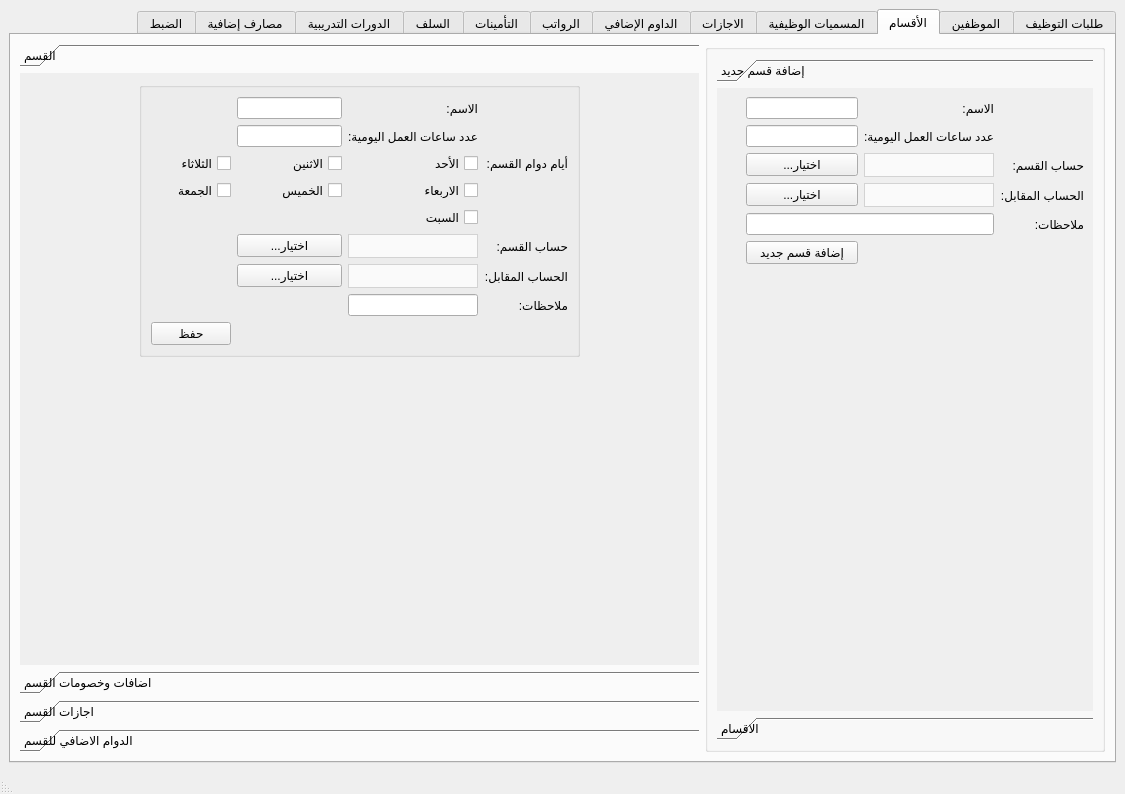
Old version of the form Ui_HR.ui in the repository rabee361/E-commerce2.
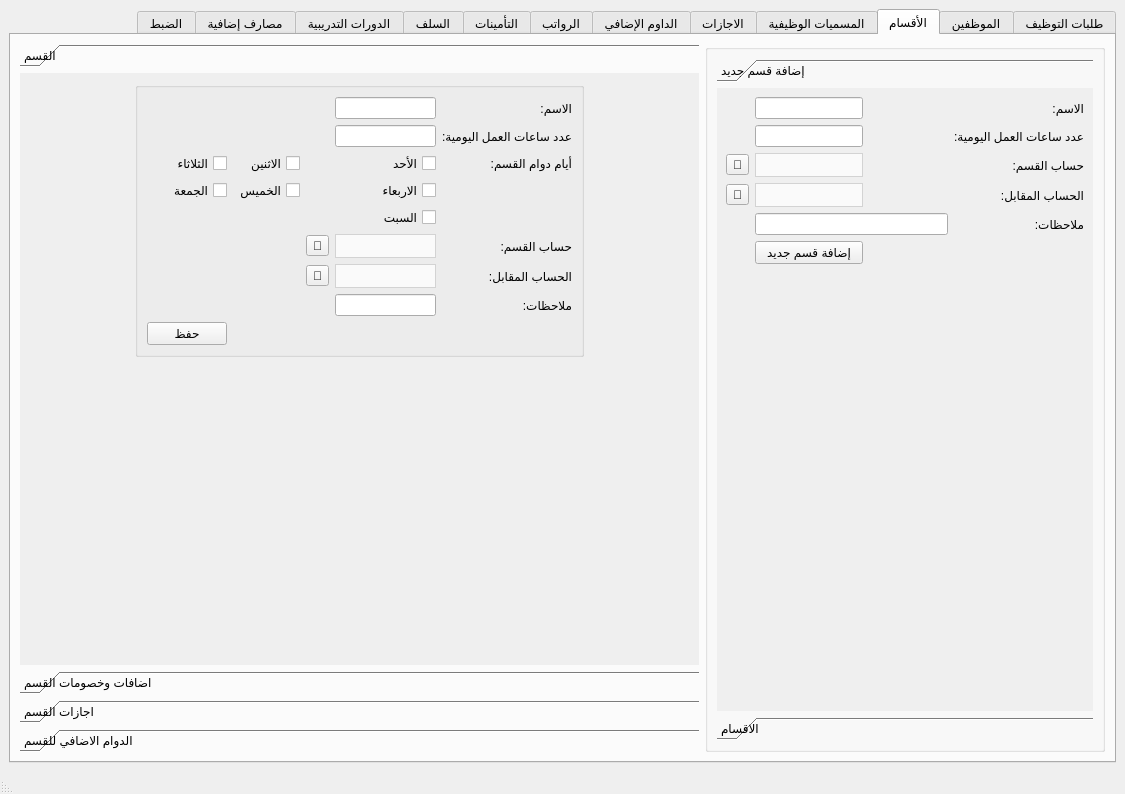
New version of the form. The open tabs and pages were chosen to show the change. Icons and pictures are not drawn.

```diff
--- a/Ui_HR.ui
+++ b/Ui_HR.ui
@@ -31,7 +31,7 @@
   </property>
   <widget class="QWidget" name="centralwidget">
    <layout class="QGridLayout" name="gridLayout">
-    <item row="0" column="0">
+    <item row="0" column="1">
      <widget class="QTabWidget" name="tabWidget">
       <property name="enabled">
        <bool>true</bool>
@@ -1841,96 +1841,17 @@
              <widget class="QWidget" name="page_5">
               <property name="geometry">
                <rect>
-                <x>-259</x>
+                <x>0</x>
                 <y>0</y>
-                <width>342</width>
-                <height>182</height>
+                <width>380</width>
+                <height>617</height>
                </rect>
               </property>
               <attribute name="label">
                <string>إضافة قسم جديد</string>
               </attribute>
               <layout class="QGridLayout" name="gridLayout_26">
-               <item row="9" column="1" colspan="2">
-                <widget class="QLineEdit" name="new_departments_notes_input">
-                 <property name="sizePolicy">
-                  <sizepolicy hsizetype="Preferred" vsizetype="Preferred">
-                   <horstretch>0</horstretch>
-                   <verstretch>0</verstretch>
-                  </sizepolicy>
-                 </property>
-                 <property name="minimumSize">
-                  <size>
-                   <width>0</width>
-                   <height>0</height>
-                  </size>
-                 </property>
-                 <property name="styleSheet">
-                  <string notr="true"/>
-                 </property>
-                </widget>
-               </item>
-               <item row="6" column="1">
-                <widget class="QComboBox" name="new_departments_account_combobox">
-                 <property name="styleSheet">
-                  <string notr="true">QComboBox {
-        background-color: #fafafa;
-        border: 1px solid lightgrey;		
-		height: 22px;
-		color: black;
-    }
-    QComboBox::drop-down {
-        border: none;
-    }</string>
-                 </property>
-                </widget>
-               </item>
-               <item row="0" column="2">
-                <widget class="QLineEdit" name="new_departments_name_input">
-                 <property name="sizePolicy">
-                  <sizepolicy hsizetype="Preferred" vsizetype="Preferred">
-                   <horstretch>0</horstretch>
-                   <verstretch>0</verstretch>
-                  </sizepolicy>
-                 </property>
-                 <property name="minimumSize">
-                  <size>
-                   <width>0</width>
-                   <height>0</height>
-                  </size>
-                 </property>
-                 <property name="styleSheet">
-                  <string notr="true"/>
-                 </property>
-                </widget>
-               </item>
-               <item row="2" column="1">
-                <widget class="QLabel" name="employment_request_name_label_17">
-                 <property name="sizePolicy">
-                  <sizepolicy hsizetype="Fixed" vsizetype="Preferred">
-                   <horstretch>0</horstretch>
-                   <verstretch>0</verstretch>
-                  </sizepolicy>
-                 </property>
-                 <property name="text">
-                  <string>عدد ساعات العمل اليومية:</string>
-                 </property>
-                </widget>
-               </item>
-               <item row="8" column="0">
-                <widget class="QLabel" name="employment_request_name_label_13">
-                 <property name="sizePolicy">
-                  <sizepolicy hsizetype="Fixed" vsizetype="Preferred">
-                   <horstretch>0</horstretch>
-                   <verstretch>0</verstretch>
-                  </sizepolicy>
-                 </property>
-                 <property name="text">
-                  <string>الحساب المقابل:</string>
-                 </property>
-                </widget>
-               </item>
-               <item row="11" column="1" colspan="2">
+               <item row="11" column="1" colspan="3">
                 <spacer name="verticalSpacer_7">
                  <property name="orientation">
                   <enum>Qt::Vertical</enum>
@@ -1943,40 +1864,7 @@
                  </property>
                 </spacer>
                </item>
-               <item row="6" column="2">
-                <widget class="QPushButton" name="select_new_departments_account_btn">
-                 <property name="text">
-                  <string>...اختيار</string>
-                 </property>
-                </widget>
-               </item>
-               <item row="6" column="0">
-                <widget class="QLabel" name="employment_request_name_label_11">
-                 <property name="sizePolicy">
-                  <sizepolicy hsizetype="Fixed" vsizetype="Preferred">
-                   <horstretch>0</horstretch>
-                   <verstretch>0</verstretch>
-                  </sizepolicy>
-                 </property>
-                 <property name="text">
-                  <string>حساب القسم:</string>
-                 </property>
-                </widget>
-               </item>
-               <item row="0" column="1">
-                <widget class="QLabel" name="employment_request_name_label_3">
-                 <property name="sizePolicy">
-                  <sizepolicy hsizetype="Fixed" vsizetype="Preferred">
-                   <horstretch>0</horstretch>
-                   <verstretch>0</verstretch>
-                  </sizepolicy>
-                 </property>
-                 <property name="text">
-                  <string>الاسم:</string>
-                 </property>
-                </widget>
-               </item>
-               <item row="11" column="3">
+               <item row="11" column="4">
                 <spacer name="verticalSpacer_8">
                  <property name="orientation">
                   <enum>Qt::Vertical</enum>
@@ -1989,8 +1877,21 @@
                  </property>
                 </spacer>
                </item>
-               <item row="2" column="2">
-                <widget class="QLineEdit" name="new_departments_day_hours_input">
+               <item row="2" column="0">
+                <widget class="QLabel" name="employment_request_name_label_17">
+                 <property name="sizePolicy">
+                  <sizepolicy hsizetype="Fixed" vsizetype="Preferred">
+                   <horstretch>0</horstretch>
+                   <verstretch>0</verstretch>
+                  </sizepolicy>
+                 </property>
+                 <property name="text">
+                  <string>عدد ساعات العمل اليومية:</string>
+                 </property>
+                </widget>
+               </item>
+               <item row="9" column="1" colspan="3">
+                <widget class="QLineEdit" name="new_departments_notes_input">
                  <property name="sizePolicy">
                   <sizepolicy hsizetype="Preferred" vsizetype="Preferred">
                    <horstretch>0</horstretch>
@@ -2008,42 +1909,7 @@
                  </property>
                 </widget>
                </item>
-               <item row="8" column="2">
-                <widget class="QPushButton" name="select_new_departments_opposite_account_btn">
-                 <property name="text">
-                  <string>...اختيار</string>
-                 </property>
-                </widget>
-               </item>
-               <item row="8" column="1">
-                <widget class="QComboBox" name="new_departments_opposite_account_combobox">
-                 <property name="styleSheet">
-                  <string notr="true">QComboBox {
-        background-color: #fafafa;
-        border: 1px solid lightgrey;		
-		height: 22px;
-		color: black;
-    }
-    QComboBox::drop-down {
-        border: none;
-    }</string>
-                 </property>
-                </widget>
-               </item>
-               <item row="9" column="0">
-                <widget class="QLabel" name="employment_request_name_label_4">
-                 <property name="sizePolicy">
-                  <sizepolicy hsizetype="Fixed" vsizetype="Preferred">
-                   <horstretch>0</horstretch>
-                   <verstretch>0</verstretch>
-                  </sizepolicy>
-                 </property>
-                 <property name="text">
-                  <string>ملاحظات:</string>
-                 </property>
-                </widget>
-               </item>
-               <item row="10" column="2">
+               <item row="10" column="3">
                 <widget class="QPushButton" name="add_department_btn">
                  <property name="styleSheet">
                   <string notr="true"/>
@@ -2053,6 +1919,140 @@
                  </property>
                 </widget>
                </item>
+               <item row="6" column="0">
+                <widget class="QLabel" name="employment_request_name_label_11">
+                 <property name="sizePolicy">
+                  <sizepolicy hsizetype="Fixed" vsizetype="Preferred">
+                   <horstretch>0</horstretch>
+                   <verstretch>0</verstretch>
+                  </sizepolicy>
+                 </property>
+                 <property name="text">
+                  <string>حساب القسم:</string>
+                 </property>
+                </widget>
+               </item>
+               <item row="8" column="0">
+                <widget class="QLabel" name="employment_request_name_label_13">
+                 <property name="sizePolicy">
+                  <sizepolicy hsizetype="Fixed" vsizetype="Preferred">
+                   <horstretch>0</horstretch>
+                   <verstretch>0</verstretch>
+                  </sizepolicy>
+                 </property>
+                 <property name="text">
+                  <string>الحساب المقابل:</string>
+                 </property>
+                </widget>
+               </item>
+               <item row="9" column="0">
+                <widget class="QLabel" name="employment_request_name_label_4">
+                 <property name="sizePolicy">
+                  <sizepolicy hsizetype="Fixed" vsizetype="Preferred">
+                   <horstretch>0</horstretch>
+                   <verstretch>0</verstretch>
+                  </sizepolicy>
+                 </property>
+                 <property name="text">
+                  <string>ملاحظات:</string>
+                 </property>
+                </widget>
+               </item>
+               <item row="2" column="3">
+                <widget class="QLineEdit" name="new_departments_day_hours_input">
+                 <property name="sizePolicy">
+                  <sizepolicy hsizetype="Preferred" vsizetype="Preferred">
+                   <horstretch>0</horstretch>
+                   <verstretch>0</verstretch>
+                  </sizepolicy>
+                 </property>
+                 <property name="minimumSize">
+                  <size>
+                   <width>0</width>
+                   <height>0</height>
+                  </size>
+                 </property>
+                 <property name="styleSheet">
+                  <string notr="true"/>
+                 </property>
+                </widget>
+               </item>
+               <item row="0" column="0">
+                <widget class="QLabel" name="employment_request_name_label_3">
+                 <property name="sizePolicy">
+                  <sizepolicy hsizetype="Fixed" vsizetype="Preferred">
+                   <horstretch>0</horstretch>
+                   <verstretch>0</verstretch>
+                  </sizepolicy>
+                 </property>
+                 <property name="text">
+                  <string>الاسم:</string>
+                 </property>
+                </widget>
+               </item>
+               <item row="0" column="3">
+                <widget class="QLineEdit" name="new_departments_name_input">
+                 <property name="sizePolicy">
+                  <sizepolicy hsizetype="Preferred" vsizetype="Preferred">
+                   <horstretch>0</horstretch>
+                   <verstretch>0</verstretch>
+                  </sizepolicy>
+                 </property>
+                 <property name="minimumSize">
+                  <size>
+                   <width>0</width>
+                   <height>0</height>
+                  </size>
+                 </property>
+                 <property name="styleSheet">
+                  <string notr="true"/>
+                 </property>
+                </widget>
+               </item>
+               <item row="8" column="4">
+                <widget class="QToolButton" name="select_new_departments_opposite_account_btn">
+                 <property name="text">
+                  <string>🔎</string>
+                 </property>
+                </widget>
+               </item>
+               <item row="6" column="4">
+                <widget class="QToolButton" name="select_new_departments_account_btn">
+                 <property name="text">
+                  <string>🔎</string>
+                 </property>
+                </widget>
+               </item>
+               <item row="6" column="3">
+                <widget class="QComboBox" name="new_departments_account_combobox">
+                 <property name="styleSheet">
+                  <string notr="true">QComboBox {
+        background-color: #fafafa;
+        border: 1px solid lightgrey;		
+		height: 22px;
+		color: black;
+    }
+    QComboBox::drop-down {
+        border: none;
+    }</string>
+                 </property>
+                </widget>
+               </item>
+               <item row="8" column="3">
+                <widget class="QComboBox" name="new_departments_opposite_account_combobox">
+                 <property name="styleSheet">
+                  <string notr="true">QComboBox {
+        background-color: #fafafa;
+        border: 1px solid lightgrey;		
+		height: 22px;
+		color: black;
+    }
+    QComboBox::drop-down {
+        border: none;
+    }</string>
+                 </property>
+                </widget>
+               </item>
               </layout>
              </widget>
              <widget class="QWidget" name="page_6">
@@ -2150,10 +2150,10 @@
           <widget class="QWidget" name="page_10">
            <property name="geometry">
             <rect>
-             <x>0</x>
+             <x>-232</x>
              <y>0</y>
-             <width>677</width>
-             <height>583</height>
+             <width>330</width>
+             <height>274</height>
             </rect>
            </property>
            <attribute name="label">
@@ -2186,7 +2186,20 @@
               </property>
              </spacer>
             </item>
-            <item row="1" column="1">
+            <item row="0" column="2">
+             <spacer name="horizontalSpacer_23">
+              <property name="orientation">
+               <enum>Qt::Horizontal</enum>
+              </property>
+              <property name="sizeHint" stdset="0">
+               <size>
+                <width>112</width>
+                <height>20</height>
+               </size>
+              </property>
+             </spacer>
+            </item>
+            <item row="2" column="1">
              <spacer name="verticalSpacer_6">
               <property name="orientation">
                <enum>Qt::Vertical</enum>
@@ -2226,40 +2239,28 @@
                <string/>
               </property>
               <layout class="QGridLayout" name="gridLayout_31">
-               <item row="6" column="3">
+               <item row="6" column="4">
                 <widget class="QCheckBox" name="departments_work_day_friday_checkbox">
                  <property name="text">
                   <string>الجمعة</string>
                  </property>
                 </widget>
                </item>
-               <item row="4" column="1">
-                <widget class="QCheckBox" name="departments_work_day_sunday_checkbox">
+               <item row="4" column="3">
+                <widget class="QCheckBox" name="departments_work_day_monday_checkbox">
                  <property name="text">
-                  <string>الأحد</string>
+                  <string>الاثنين</string>
                  </property>
                 </widget>
                </item>
-               <item row="12" column="1">
-                <widget class="QLineEdit" name="departments_notes_input">
-                 <property name="sizePolicy">
-                  <sizepolicy hsizetype="Preferred" vsizetype="Fixed">
-                   <horstretch>0</horstretch>
-                   <verstretch>0</verstretch>
-                  </sizepolicy>
+               <item row="8" column="1" colspan="4">
+                <widget class="QCheckBox" name="departments_work_day_saturday_checkbox">
+                 <property name="text">
+                  <string>السبت</string>
                  </property>
-                 <property name="minimumSize">
-                  <size>
-                   <width>0</width>
-                   <height>0</height>
-                  </size>
-                 </property>
-                 <property name="styleSheet">
-                  <string notr="true"/>
-                 </property>
                 </widget>
                </item>
-               <item row="12" column="0">
+               <item row="13" column="0">
                 <widget class="QLabel" name="employment_request_name_label_9">
                  <property name="sizePolicy">
                   <sizepolicy hsizetype="Fixed" vsizetype="Preferred">
@@ -2272,7 +2273,7 @@
                  </property>
                 </widget>
                </item>
-               <item row="10" column="0">
+               <item row="11" column="0">
                 <widget class="QLabel" name="employment_request_name_label_25">
                  <property name="sizePolicy">
                   <sizepolicy hsizetype="Fixed" vsizetype="Preferred">
@@ -2285,60 +2286,6 @@
                  </property>
                 </widget>
                </item>
-               <item row="9" column="0">
-                <widget class="QLabel" name="employment_request_name_label_19">
-                 <property name="sizePolicy">
-                  <sizepolicy hsizetype="Fixed" vsizetype="Preferred">
-                   <horstretch>0</horstretch>
-                   <verstretch>0</verstretch>
-                  </sizepolicy>
-                 </property>
-                 <property name="text">
-                  <string>حساب القسم:</string>
-                 </property>
-                </widget>
-               </item>
-               <item row="0" column="2">
-                <widget class="QLineEdit" name="departments_name_input">
-                 <property name="sizePolicy">
-                  <sizepolicy hsizetype="Preferred" vsizetype="Fixed">
-                   <horstretch>0</horstretch>
-                   <verstretch>0</verstretch>
-                  </sizepolicy>
-                 </property>
-                 <property name="minimumSize">
-                  <size>
-                   <width>0</width>
-                   <height>0</height>
-                  </size>
-                 </property>
-                 <property name="styleSheet">
-                  <string notr="true"/>
-                 </property>
-                </widget>
-               </item>
-               <item row="10" column="1">
-                <widget class="QComboBox" name="departments_opposite_account_combobox">
-                 <property name="styleSheet">
-                  <string notr="true">QComboBox {
-        background-color: #fafafa;
-        border: 1px solid lightgrey;		
-		height: 22px;
-		color: black;
-    }
-    QComboBox::drop-down {
-        border: none;
-    }</string>
-                 </property>
-                </widget>
-               </item>
-               <item row="4" column="2">
-                <widget class="QCheckBox" name="departments_work_day_monday_checkbox">
-                 <property name="text">
-                  <string>الاثنين</string>
-                 </property>
-                </widget>
-               </item>
                <item row="4" column="0">
                 <widget class="QLabel" name="label_89">
                  <property name="text">
@@ -2346,81 +2293,6 @@
                  </property>
                 </widget>
                </item>
-               <item row="9" column="1">
-                <widget class="QComboBox" name="departments_account_combobox">
-                 <property name="styleSheet">
-                  <string notr="true">QComboBox {
-        background-color: #fafafa;
-        border: 1px solid lightgrey;		
-		height: 22px;
-		color: black;
-    }
-    QComboBox::drop-down {
-        border: none;
-    }</string>
-                 </property>
-                </widget>
-               </item>
-               <item row="8" column="1" colspan="3">
-                <widget class="QCheckBox" name="departments_work_day_saturday_checkbox">
-                 <property name="text">
-                  <string>السبت</string>
-                 </property>
-                </widget>
-               </item>
-               <item row="4" column="3">
-                <widget class="QCheckBox" name="departments_work_day_tuesday_checkbox">
-                 <property name="text">
-                  <string>الثلاثاء</string>
-                 </property>
-                </widget>
-               </item>
-               <item row="10" column="2">
-                <widget class="QPushButton" name="select_departments_opposite_account_btn">
-                 <property name="text">
-                  <string>...اختيار</string>
-                 </property>
-                </widget>
-               </item>
-               <item row="2" column="2">
-                <widget class="QLineEdit" name="departments_day_hours_input">
-                 <property name="sizePolicy">
-                  <sizepolicy hsizetype="Preferred" vsizetype="Fixed">
-                   <horstretch>0</horstretch>
-                   <verstretch>0</verstretch>
-                  </sizepolicy>
-                 </property>
-                 <property name="minimumSize">
-                  <size>
-                   <width>0</width>
-                   <height>0</height>
-                  </size>
-                 </property>
-                 <property name="styleSheet">
-                  <string notr="true"/>
-                 </property>
-                </widget>
-               </item>
-               <item row="9" column="2">
-                <widget class="QPushButton" name="select_departments_account_btn">
-                 <property name="text">
-                  <string>...اختيار</string>
-                 </property>
-                </widget>
-               </item>
-               <item row="2" column="1">
-                <widget class="QLabel" name="employment_request_name_label_16">
-                 <property name="sizePolicy">
-                  <sizepolicy hsizetype="Fixed" vsizetype="Preferred">
-                   <horstretch>0</horstretch>
-                   <verstretch>0</verstretch>
-                  </sizepolicy>
-                 </property>
-                 <property name="text">
-                  <string>عدد ساعات العمل اليومية:</string>
-                 </property>
-                </widget>
-               </item>
                <item row="6" column="1">
                 <widget class="QCheckBox" name="departments_work_day_wednesday_checkbox">
                  <property name="text">
@@ -2428,24 +2300,104 @@
                  </property>
                 </widget>
                </item>
-               <item row="13" column="3">
-                <widget class="QPushButton" name="department_save_btn">
+               <item row="11" column="1">
+                <widget class="QComboBox" name="departments_opposite_account_combobox">
+                 <property name="styleSheet">
+                  <string notr="true">QComboBox {
+        background-color: #fafafa;
+        border: 1px solid lightgrey;		
+		height: 22px;
+		color: black;
+    }
+    QComboBox::drop-down {
+        border: none;
+    }</string>
+                 </property>
+                </widget>
+               </item>
+               <item row="4" column="1">
+                <widget class="QCheckBox" name="departments_work_day_sunday_checkbox">
+                 <property name="text">
+                  <string>الأحد</string>
+                 </property>
+                </widget>
+               </item>
+               <item row="13" column="1">
+                <widget class="QLineEdit" name="departments_notes_input">
+                 <property name="sizePolicy">
+                  <sizepolicy hsizetype="Preferred" vsizetype="Fixed">
+                   <horstretch>0</horstretch>
+                   <verstretch>0</verstretch>
+                  </sizepolicy>
+                 </property>
+                 <property name="minimumSize">
+                  <size>
+                   <width>0</width>
+                   <height>0</height>
+                  </size>
+                 </property>
                  <property name="styleSheet">
                   <string notr="true"/>
                  </property>
+                </widget>
+               </item>
+               <item row="4" column="4">
+                <widget class="QCheckBox" name="departments_work_day_tuesday_checkbox">
                  <property name="text">
-                  <string>حفظ</string>
+                  <string>الثلاثاء</string>
                  </property>
                 </widget>
                </item>
-               <item row="6" column="2">
+               <item row="10" column="1">
+                <widget class="QComboBox" name="departments_account_combobox">
+                 <property name="styleSheet">
+                  <string notr="true">QComboBox {
+        background-color: #fafafa;
+        border: 1px solid lightgrey;		
+		height: 22px;
+		color: black;
+    }
+    QComboBox::drop-down {
+        border: none;
+    }</string>
+                 </property>
+                </widget>
+               </item>
+               <item row="10" column="0">
+                <widget class="QLabel" name="employment_request_name_label_19">
+                 <property name="sizePolicy">
+                  <sizepolicy hsizetype="Fixed" vsizetype="Preferred">
+                   <horstretch>0</horstretch>
+                   <verstretch>0</verstretch>
+                  </sizepolicy>
+                 </property>
+                 <property name="text">
+                  <string>حساب القسم:</string>
+                 </property>
+                </widget>
+               </item>
+               <item row="6" column="3">
                 <widget class="QCheckBox" name="departments_work_day_thursday_checkbox">
                  <property name="text">
                   <string>الخميس</string>
                  </property>
                 </widget>
                </item>
-               <item row="0" column="1">
+               <item row="10" column="2">
+                <widget class="QToolButton" name="select_departments_account_btn">
+                 <property name="text">
+                  <string>🔎</string>
+                 </property>
+                </widget>
+               </item>
+               <item row="11" column="2">
+                <widget class="QToolButton" name="select_departments_opposite_account_btn">
+                 <property name="text">
+                  <string>🔎</string>
+                 </property>
+                </widget>
+               </item>
+               <item row="0" column="0">
                 <widget class="QLabel" name="employment_request_name_label_10">
                  <property name="sizePolicy">
                   <sizepolicy hsizetype="Fixed" vsizetype="Preferred">
@@ -2458,6 +2410,67 @@
                  </property>
                 </widget>
                </item>
+               <item row="2" column="0">
+                <widget class="QLabel" name="employment_request_name_label_16">
+                 <property name="sizePolicy">
+                  <sizepolicy hsizetype="Fixed" vsizetype="Preferred">
+                   <horstretch>0</horstretch>
+                   <verstretch>0</verstretch>
+                  </sizepolicy>
+                 </property>
+                 <property name="text">
+                  <string>عدد ساعات العمل اليومية:</string>
+                 </property>
+                </widget>
+               </item>
+               <item row="0" column="1">
+                <widget class="QLineEdit" name="departments_name_input">
+                 <property name="sizePolicy">
+                  <sizepolicy hsizetype="Preferred" vsizetype="Fixed">
+                   <horstretch>0</horstretch>
+                   <verstretch>0</verstretch>
+                  </sizepolicy>
+                 </property>
+                 <property name="minimumSize">
+                  <size>
+                   <width>0</width>
+                   <height>0</height>
+                  </size>
+                 </property>
+                 <property name="styleSheet">
+                  <string notr="true"/>
+                 </property>
+                </widget>
+               </item>
+               <item row="2" column="1">
+                <widget class="QLineEdit" name="departments_day_hours_input">
+                 <property name="sizePolicy">
+                  <sizepolicy hsizetype="Preferred" vsizetype="Fixed">
+                   <horstretch>0</horstretch>
+                   <verstretch>0</verstretch>
+                  </sizepolicy>
+                 </property>
+                 <property name="minimumSize">
+                  <size>
+                   <width>0</width>
+                   <height>0</height>
+                  </size>
+                 </property>
+                 <property name="styleSheet">
+                  <string notr="true"/>
+                 </property>
+                </widget>
+               </item>
+               <item row="14" column="4">
+                <widget class="QPushButton" name="department_save_btn">
+                 <property name="styleSheet">
+                  <string notr="true"/>
+                 </property>
+                 <property name="text">
+                  <string>حفظ</string>
+                 </property>
+                </widget>
+               </item>
               </layout>
              </widget>
             </item>
```
Left out of the diff: 4485 changed lines with no effect on the pictures.
